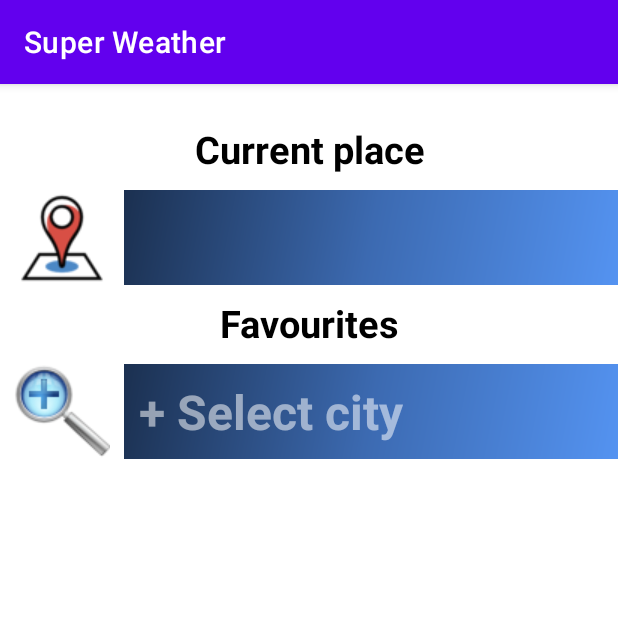
After one commit to Super-135/MyWeatherOLD, an Android app: the fragment CitySelectionScreen shown on its own in the app's theme, on a phone screen of 412 x 824 dp, the top half of it. The commit adds this screen. Run offline under Robolectric (Android 15) with nearby library versions, the phone set to English and light mode, and no system bars.

Commit message:
Version_2_4 Add City Selection

```diff
--- a/app/src/main/java/com/example/myweather/MainActivity.java
+++ b/app/src/main/java/com/example/myweather/MainActivity.java
@@ -59,7 +59,7 @@ public class MainActivity extends AppCompatActivity {
         navigationView = findViewById(R.id.nav_view);
         navController = Navigation.findNavController(this, R.id.nav_host_fragment);
         mAppBarConfiguration = new AppBarConfiguration.Builder(
-                R.id.nav_home, R.id.nav_forecast_for_the_week, R.id.nav_settings,R.id.nav_about_the_developer)
+                R.id.nav_home, R.id.nav_city_selection, R.id.nav_forecast_for_the_week, R.id.nav_settings,R.id.nav_about_the_developer)
                 .setDrawerLayout(drawer)
                 .build();
     }
--- /dev/null
+++ b/app/src/main/java/com/example/myweather/ui/citySelection/CitySelectionScreen.java
@@ -0,0 +1,94 @@
+package com.example.myweather.ui.citySelection;
+
+import android.os.Bundle;
+import android.view.LayoutInflater;
+import android.view.View;
+import android.view.ViewGroup;
+import android.widget.ImageView;
+import android.widget.Toast;
+import com.example.myweather.R;
+import androidx.annotation.NonNull;
+import androidx.annotation.Nullable;
+import androidx.fragment.app.Fragment;
+
+public class CitySelectionScreen extends Fragment {
+    private ImageView iViewCurrent;
+    private ImageView iViewFavourites;
+//    private TextView tViewCurrentCity;
+//    private TextView tViewtFavouritesCity;
+//    final static String currentPointKey1 = "currentPointKey1";
+
+
+    public View onCreateView(@NonNull LayoutInflater inflater, ViewGroup container,
+                             Bundle savedInstanceState) {
+        return inflater.inflate(R.layout.activity_city_selection_screen, container, false);
+    }
+
+    @Override
+    public void onViewCreated(@NonNull View view, @Nullable Bundle savedInstanceState) {
+        super.onViewCreated(view, savedInstanceState);
+        setRetainInstance(true);
+        findView(view);
+    }
+
+//    @Override
+//    protected void onCreate(Bundle savedInstanceState) {
+//        super.onCreate(savedInstanceState);
+//        setContentView(R.layout.activity_city_selection_screen);
+//        setRequestedOrientation(ActivityInfo.SCREEN_ORIENTATION_PORTRAIT);
+//        findView();
+//        showBackBtn();
+//        setOniViewCurrent();
+////        showDataFromFirstActivity();
+//    }
+//
+//    @Override
+//    public boolean onOptionsItemSelected(@NonNull MenuItem item) {
+//        if (item.getItemId()== android.R.id.home) {
+//            Intent intentCity = new Intent();
+//            String strDate = tViewtFavouritesCity.getText().toString();
+//            if (! strDate.equals("")) {
+//                intentCity.putExtra(currentPointKey1, strDate);
+//            } else {
+//                intentCity.putExtra(currentPointKey1, tViewCurrentCity.getText().toString());
+//            }
+//            setResult(RESULT_OK, intentCity);
+//            finish();
+//        }
+//        return true;
+//    }
+
+    private void setOniViewCurrent() {
+        iViewCurrent.setOnClickListener(new View.OnClickListener() {
+            @Override
+            public void onClick(View v) {
+                Toast.makeText(getContext().getApplicationContext(),getString(R.string.current_place), Toast.LENGTH_SHORT).show();
+            }
+        });
+        iViewFavourites.setOnClickListener(new View.OnClickListener() {
+            @Override
+            public void onClick(View v) {
+                Toast.makeText(getContext().getApplicationContext(),getString(R.string.favourites), Toast.LENGTH_SHORT).show();
+            }
+        });
+    }
+
+    private void findView(View view) {
+        iViewCurrent = view.findViewById(R.id.iViewCurrent);
+        iViewFavourites = view.findViewById(R.id.iViewFavourites);
+//        tViewCurrentCity = view.findViewById(R.id.tViewCurrentCity);
+//        tViewtFavouritesCity = view.findViewById(R.id.tViewtFavouritesCity);
+    }
+
+//    private void showBackBtn(){
+//        try {
+//            Objects.requireNonNull(getContext().getSupportActionBar()).setDisplayHomeAsUpEnabled(true);
+//        } catch (NullPointerException e){
+//            e.printStackTrace();
+//        }
+//    }
+
+//    private void showDataFromFirstActivity(){
+//        tViewCurrentCity.setText(getIntent().getStringExtra(MainActivity.currentPointKey));
+//    }
+}
--- /dev/null
+++ b/app/src/main/res/layout/activity_city_selection_screen.xml
@@ -0,0 +1,106 @@
+<?xml version="1.0" encoding="utf-8"?>
+<androidx.constraintlayout.widget.ConstraintLayout
+    xmlns:android="http://schemas.android.com/apk/res/android"
+    xmlns:app="http://schemas.android.com/apk/res-auto"
+    xmlns:tools="http://schemas.android.com/tools"
+    android:layout_width="match_parent"
+    android:layout_height="match_parent"
+    tools:context=".CitySelectionScreen">
+
+    <TextView
+        android:id="@+id/tViewCurrentPlace"
+        android:layout_width="0dp"
+        android:layout_height="wrap_content"
+        android:layout_marginTop="16dp"
+        android:gravity="center"
+        android:padding="10dp"
+        android:text="@string/current_place"
+        android:textColor="@android:color/background_dark"
+        android:textSize="25sp"
+        android:textStyle="bold"
+        app:layout_constraintEnd_toEndOf="parent"
+        app:layout_constraintHorizontal_bias="0.0"
+        app:layout_constraintStart_toStartOf="parent"
+        app:layout_constraintTop_toTopOf="parent" />
+
+    <ImageView
+        android:id="@+id/iViewCurrent"
+        android:layout_width="0dp"
+        android:layout_height="wrap_content"
+        android:background="?attr/selectableItemBackground"
+        android:contentDescription="@string/current_place"
+        app:layout_constraintBottom_toTopOf="@+id/tViewtFavourites"
+        app:layout_constraintEnd_toStartOf="@+id/tViewCurrentCity"
+        app:layout_constraintHorizontal_bias="0.5"
+        app:layout_constraintHorizontal_weight="1"
+        app:layout_constraintStart_toStartOf="parent"
+        app:layout_constraintTop_toBottomOf="@+id/tViewCurrentPlace"
+        app:layout_constraintVertical_bias="0.0"
+        app:srcCompat="@drawable/gps" />
+
+    <TextView
+        android:id="@+id/tViewCurrentCity"
+        android:layout_width="0dp"
+        android:layout_height="wrap_content"
+        android:background="@drawable/side_nav_bar"
+        android:padding="10dp"
+        android:textColor="@color/cardview_light_background"
+        android:textSize="32sp"
+        android:textStyle="bold"
+        app:layout_constraintBottom_toTopOf="@+id/tViewtFavourites"
+        app:layout_constraintEnd_toEndOf="parent"
+        app:layout_constraintHorizontal_bias="0.5"
+        app:layout_constraintHorizontal_weight="4"
+        app:layout_constraintStart_toEndOf="@+id/iViewCurrent"
+        app:layout_constraintTop_toBottomOf="@+id/tViewCurrentPlace"
+        app:layout_constraintVertical_bias="0.0" />
+
+    <TextView
+        android:id="@+id/tViewtFavourites"
+        android:layout_width="0dp"
+        android:layout_height="wrap_content"
+        android:layout_marginTop="132dp"
+        android:gravity="center"
+        android:padding="10dp"
+        android:text="@string/favourites"
+        android:textColor="@android:color/background_dark"
+        android:textSize="25sp"
+        android:textStyle="bold"
+        app:layout_constraintEnd_toEndOf="parent"
+        app:layout_constraintHorizontal_bias="0.0"
+        app:layout_constraintStart_toStartOf="parent"
+        app:layout_constraintTop_toTopOf="parent" />
+
+    <ImageView
+        android:id="@+id/iViewFavourites"
+        android:layout_width="0dp"
+        android:layout_height="wrap_content"
+        app:layout_constraintEnd_toStartOf="@+id/tViewtFavouritesCity"
+        app:layout_constraintHorizontal_bias="0.5"
+        app:layout_constraintHorizontal_weight="1"
+        android:background="?attr/selectableItemBackground"
+        app:layout_constraintStart_toStartOf="parent"
+        app:layout_constraintTop_toBottomOf="@+id/tViewtFavourites"
+        app:srcCompat="@drawable/search1"
+        android:contentDescription="@string/favourites" />
+
+    <EditText
+        android:id="@+id/tViewtFavouritesCity"
+        android:layout_width="0dp"
+        android:layout_height="wrap_content"
+        android:background="@drawable/side_nav_bar"
+        android:hint="@string/select_city"
+        android:padding="10dp"
+        android:textColor="@color/cardview_light_background"
+        android:textColorHint="@color/cardview_grey_background"
+        android:textSize="32sp"
+        android:textStyle="bold"
+        app:layout_constraintEnd_toEndOf="parent"
+        app:layout_constraintHorizontal_bias="0.5"
+        app:layout_constraintHorizontal_weight="4"
+        app:layout_constraintStart_toEndOf="@+id/iViewFavourites"
+        app:layout_constraintTop_toBottomOf="@+id/tViewtFavourites"
+        android:autofillHints="@string/select_city"
+        android:inputType= "textPersonName"/>
+
+</androidx.constraintlayout.widget.ConstraintLayout>
--- a/app/src/main/res/layout/fragment_main.xml
+++ b/app/src/main/res/layout/fragment_main.xml
@@ -1,5 +1,6 @@
 <?xml version="1.0" encoding="utf-8"?>
-<androidx.constraintlayout.widget.ConstraintLayout xmlns:android="http://schemas.android.com/apk/res/android"
+<androidx.constraintlayout.widget.ConstraintLayout
+    xmlns:android="http://schemas.android.com/apk/res/android"
     xmlns:app="http://schemas.android.com/apk/res-auto"
     xmlns:tools="http://schemas.android.com/tools"
     android:layout_width="match_parent"
@@ -7,7 +8,6 @@
     xmlns:fresco="http://schemas.android.com/apk/res-auto"
     android:background="@drawable/side_nav_bar"
     tools:context=".MainActivity">
-
 
     <ImageView
         android:id="@+id/iViewIcons"
--- a/app/src/main/res/menu/activity_main_drawer.xml
+++ b/app/src/main/res/menu/activity_main_drawer.xml
@@ -13,10 +13,13 @@
             android:icon="@drawable/list_on"
             android:title="@string/menu_forecast_for_the_week" />
         <item
+            android:id="@+id/nav_city_selection"
+            android:icon="@drawable/gps"
+            android:title="@string/сity_selection" />
+        <item
             android:id="@+id/nav_settings"
             android:icon="@drawable/settings2"
             android:title="@string/menu_settings" />
-
     </group>
     <item
         android:id="@+id/nav_about_the_developer"
--- a/app/src/main/res/navigation/mobile_navigation.xml
+++ b/app/src/main/res/navigation/mobile_navigation.xml
@@ -22,6 +22,11 @@
         android:name="com.example.myweather.ui.slideshow.SettingsActivity$SettingsFragment"
         android:label="@string/menu_settings"
         tools:layout="@layout/settings_activity" />
+    <fragment
+        android:id="@+id/nav_city_selection"
+        android:name="com.example.myweather.ui.citySelection.CitySelectionScreen"
+        android:label="@string/сity_selection"
+        tools:layout="@layout/activity_city_selection_screen" />
 
     <fragment
         android:id="@+id/nav_about_the_developer"
--- a/app/src/main/res/values/strings.xml
+++ b/app/src/main/res/values/strings.xml
@@ -55,6 +55,7 @@
     <string name="message_allert_dialog">There is no Internet access</string>
     <string name="button_ok">ОК</string>
     <string name="network_error">Check your internet connection</string>
+    <string name="сity_selection">City selection</string>
 
 
 </resources>
```
Also changed, not shown: 1 other file.
